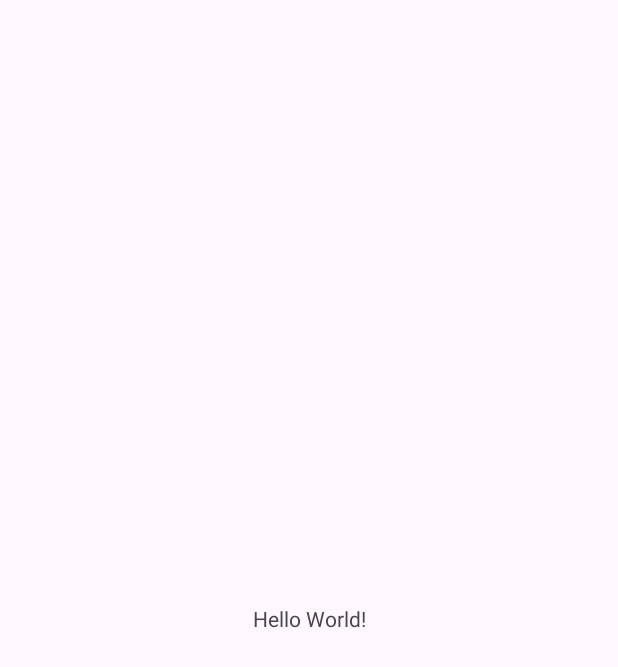
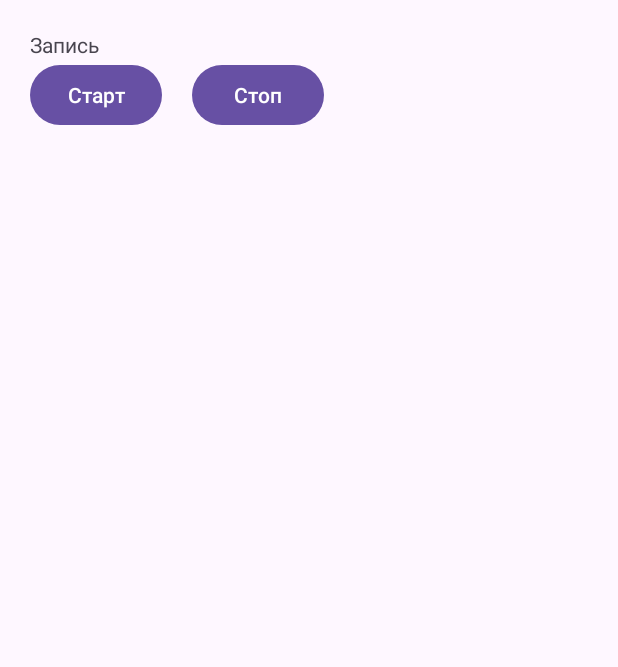
Before and after one commit to GlebovIA/Microphone, an Android app: the screen it shows after launch (MainActivity), on a phone screen of 412 x 824 dp. Before the commit the part shown is almost empty. Shown: the top 667 px of the screen. Run offline under Robolectric (Android 15) with nearby library versions, the phone set to English and light mode, and no system bars.

Commit message:
Разработанный интерфейс главного окна

```diff
--- a/app/src/main/res/layout/activity_main.xml
+++ b/app/src/main/res/layout/activity_main.xml
@@ -6,13 +6,60 @@
     android:layout_height="match_parent"
     tools:context=".MainActivity">
 
-    <TextView
-        android:layout_width="wrap_content"
-        android:layout_height="wrap_content"
-        android:text="Hello World!"
-        app:layout_constraintBottom_toBottomOf="parent"
-        app:layout_constraintEnd_toEndOf="parent"
-        app:layout_constraintStart_toStartOf="parent"
-        app:layout_constraintTop_toTopOf="parent" />
+    <LinearLayout
+        android:layout_width="match_parent"
+        android:layout_height="match_parent"
+        android:padding="20dp"
+        android:orientation="vertical"
+        tools:context=".MainActivity">
+
+        <TextView
+            android:layout_width="wrap_content"
+            android:layout_height="wrap_content"
+            android:text="Запись"/>
+
+        <LinearLayout
+            android:layout_width="match_parent"
+            android:layout_height="match_parent">
+
+            <Button
+                android:layout_width="wrap_content"
+                android:layout_height="wrap_content"
+                android:onClick="recordStart"
+                android:text="Старт"
+                android:layout_marginRight="20dp"/>
+            <Button
+                android:layout_width="wrap_content"
+                android:layout_height="wrap_content"
+                android:onClick="recordStop"
+                android:text="Стоп"
+                android:layout_marginRight="20dp"/>
+
+        </LinearLayout>
+
+        <TextView
+            android:layout_width="wrap_content"
+            android:layout_height="wrap_content"
+            android:text="Воспроизвести"/>
+        <LinearLayout
+            android:layout_width="match_parent"
+            android:layout_height="match_parent">
+
+            <Button
+                android:layout_width="wrap_content"
+                android:layout_height="wrap_content"
+                android:onClick="playStart"
+                android:text="Старт"
+                android:layout_marginRight="20dp"/>
+            <Button
+                android:layout_width="wrap_content"
+                android:layout_height="wrap_content"
+                android:onClick="playStop"
+                android:text="Стоп"
+                android:layout_marginRight="20dp"/>
+
+        </LinearLayout>
+
+    </LinearLayout>
 
 </androidx.constraintlayout.widget.ConstraintLayout>
```
